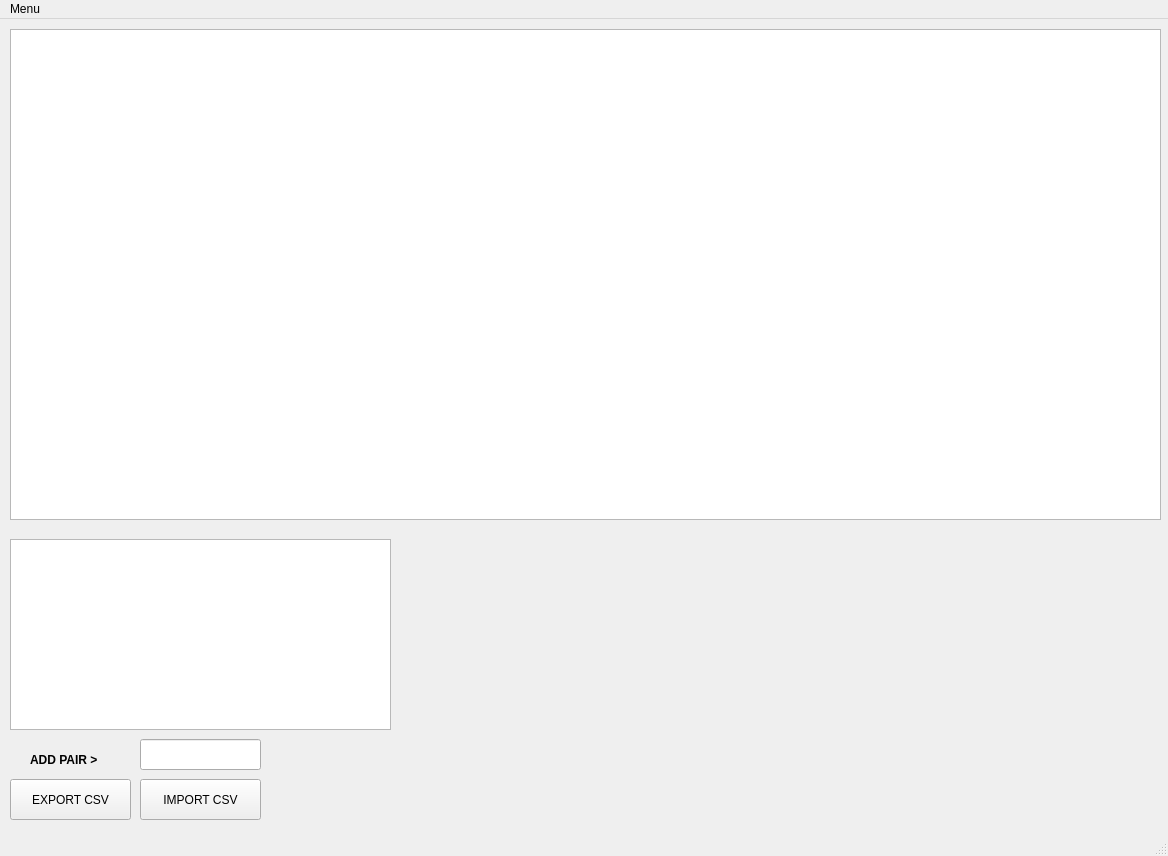
This is ui/main_window.ui in Sulato86/gateio as Qt 5 draws it before an edit. The edited form follows.
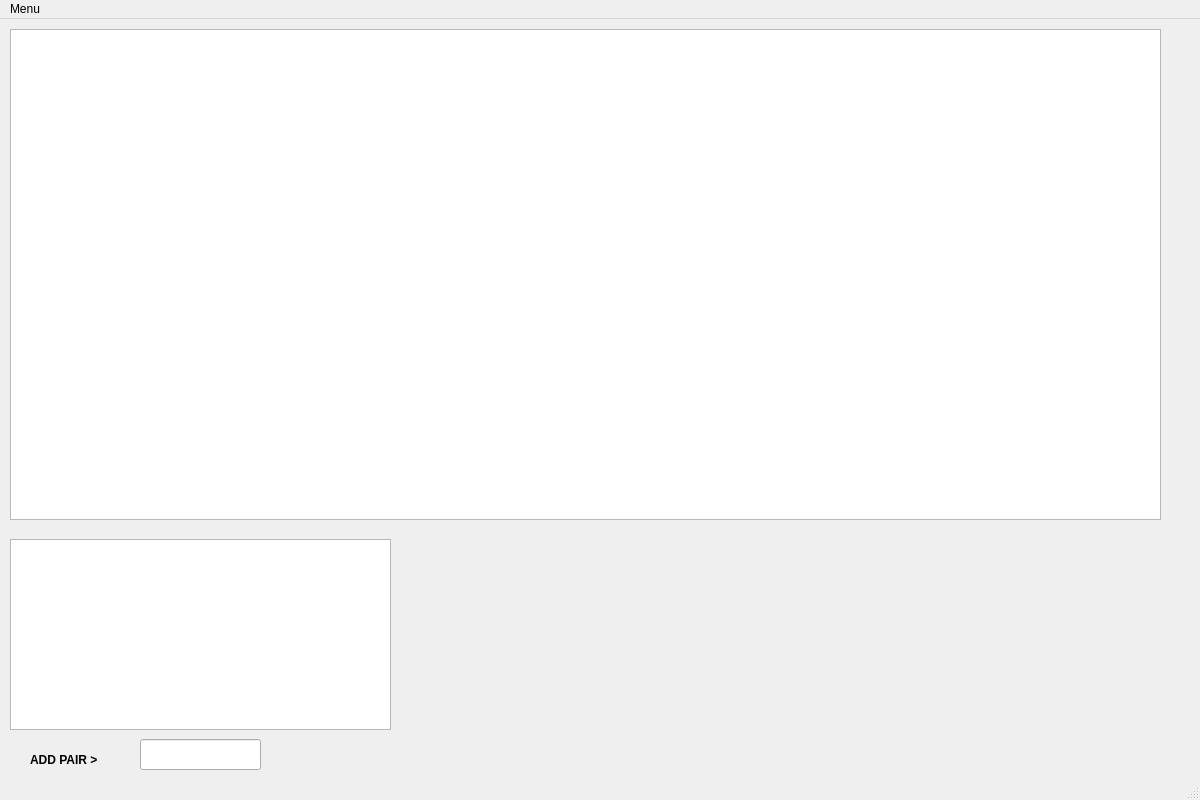
This is the edited form.

```diff
--- a/ui/main_window.ui
+++ b/ui/main_window.ui
@@ -6,8 +6,8 @@
    <rect>
     <x>0</x>
     <y>0</y>
-    <width>1168</width>
-    <height>856</height>
+    <width>1200</width>
+    <height>800</height>
    </rect>
   </property>
   <property name="sizePolicy">
@@ -128,7 +128,7 @@
     <rect>
      <x>0</x>
      <y>0</y>
-     <width>1168</width>
+     <width>1200</width>
      <height>26</height>
     </rect>
    </property>
```
